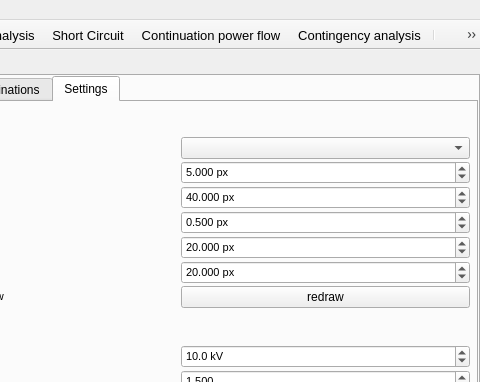
Qt form src/GridCal/Gui/Main/MainWindow.ui (SanPen/GridCal) before a commit; both pictures show x 702 to 1182 and y 0 to 382 of the 1182 by 785 pixel window.
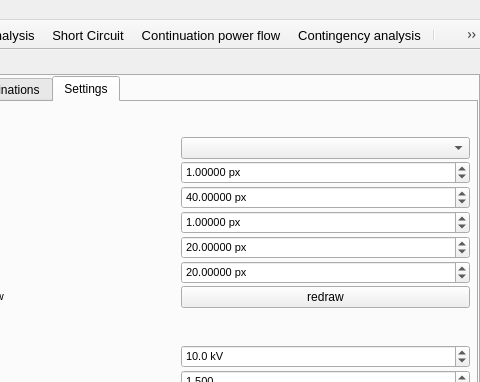
The same form after that commit. The open tabs and pages were chosen to show the change. Icons and pictures are not drawn.

Diff of the .ui file:
```diff
--- a/src/GridCal/Gui/Main/MainWindow.ui
+++ b/src/GridCal/Gui/Main/MainWindow.ui
@@ -850,10 +850,10 @@
                              <string> px</string>
                             </property>
                             <property name="decimals">
-                             <number>3</number>
+                             <number>5</number>
                             </property>
                             <property name="minimum">
-                             <double>0.010000000000000</double>
+                             <double>0.000100000000000</double>
                             </property>
                             <property name="maximum">
                              <double>9999.000000000000000</double>
@@ -862,7 +862,7 @@
                              <double>0.100000000000000</double>
                             </property>
                             <property name="value">
-                             <double>5.000000000000000</double>
+                             <double>1.000000000000000</double>
                             </property>
                            </widget>
                           </item>
@@ -911,10 +911,10 @@
                              <string> px</string>
                             </property>
                             <property name="decimals">
-                             <number>3</number>
+                             <number>5</number>
                             </property>
                             <property name="minimum">
-                             <double>0.010000000000000</double>
+                             <double>0.000100000000000</double>
                             </property>
                             <property name="maximum">
                              <double>9999.000000000000000</double>
@@ -923,7 +923,7 @@
                              <double>0.100000000000000</double>
                             </property>
                             <property name="value">
-                             <double>0.500000000000000</double>
+                             <double>1.000000000000000</double>
                             </property>
                            </widget>
                           </item>
@@ -989,10 +989,10 @@
                              <string> px</string>
                             </property>
                             <property name="decimals">
-                             <number>3</number>
+                             <number>5</number>
                             </property>
                             <property name="minimum">
-                             <double>0.010000000000000</double>
+                             <double>0.000100000000000</double>
                             </property>
                             <property name="maximum">
                              <double>9999.000000000000000</double>
@@ -1135,10 +1135,10 @@
                              <string> px</string>
                             </property>
                             <property name="decimals">
-                             <number>3</number>
+                             <number>5</number>
                             </property>
                             <property name="minimum">
-                             <double>0.010000000000000</double>
+                             <double>0.000100000000000</double>
                             </property>
                             <property name="maximum">
                              <double>9999.000000000000000</double>
@@ -1162,10 +1162,10 @@
                              <string> px</string>
                             </property>
                             <property name="decimals">
-                             <number>3</number>
+                             <number>5</number>
                             </property>
                             <property name="minimum">
-                             <double>0.010000000000000</double>
+                             <double>0.000100000000000</double>
                             </property>
                             <property name="maximum">
                              <double>9999.000000000000000</double>
```
Left out of the diff: 526 changed lines with no effect on the pictures.
